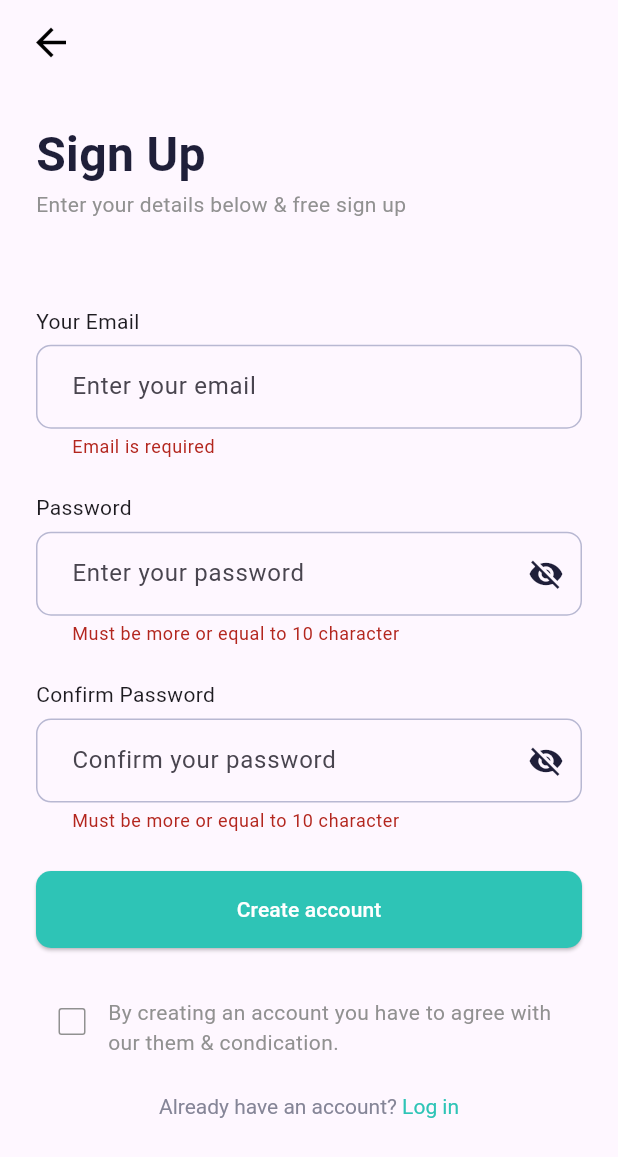
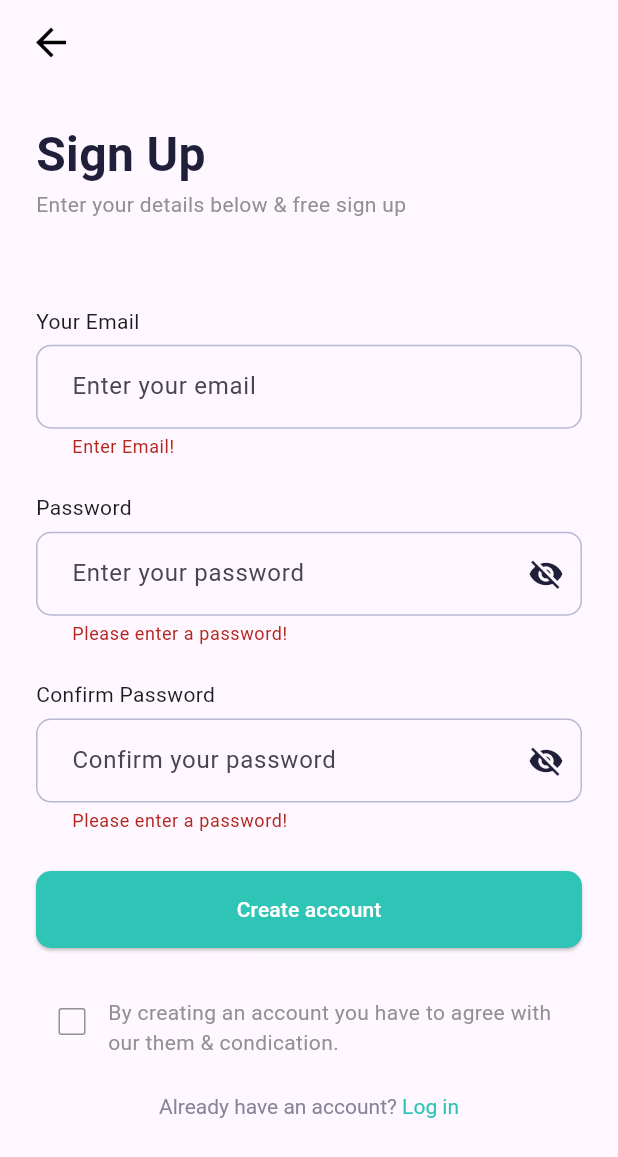
Before and after one commit to Alvin557/StudyBuddy, a Flutter app: the SignUpScreen screen opened by its route, after a tap on "Create account", on a phone screen of 412 x 824 dp. Shown: the top 1157 px of the screen. Run offline on Flutter 3.47's test engine with Material 3 defaults, Android fonts, the phone set to English and light mode, and no system bars; our stand-ins replace bloc, confetti, equatable, flutter_bloc, flutter_screenutil, loading_animation_widget and 1 more; accounts and stored records are empty.

Commit message:
form validation using bloc

```diff
--- a/lib/config/route.dart
+++ b/lib/config/route.dart
@@ -1,6 +1,6 @@
 import 'package:flutter/material.dart';
-import 'package:study_buddy/screens/auth/signup.dart';
-import 'package:study_buddy/screens/auth/success.dart';
+import '../screens/auth/signup.dart';
+import '../screens/auth/success.dart';
 import '../screens/auth/login.dart';
 import '../screens/welcome/splash_screen/splash_screen.dart';
 import '../const/route_const.dart';
@@ -14,9 +14,9 @@ class StudyBuddyRoute {
       case splashScreenRoute:
         return _getPageRoute(const SplashScreen());
       case loginScreenRoute:
-        return _getPageRoute(const LoginScreen());
+        return _getPageRoute(LoginScreen());
       case signUpScreenRoute:
-        return _getPageRoute(const SignUpScreen());
+        return _getPageRoute(SignUpScreen());
       case successScreenRoute:
         return _getPageRoute(const SuccessScreen());
     }
--- /dev/null
+++ b/lib/screens/auth/bloc/email_textfield_bloc/email_text_field_bloc.dart
@@ -0,0 +1,29 @@
+import 'package:bloc/bloc.dart';
+import 'package:equatable/equatable.dart';
+import 'package:flutter/material.dart';
+
+part 'email_text_field_event.dart';
+part 'email_text_field_state.dart';
+
+class EmailTextFieldBloc
+    extends Bloc<EmailTextFieldEvent, EmailTextFieldState> {
+  EmailTextFieldBloc() : super(const EmailTextFieldInitial(value: null)) {
+    on<ValidateEmailEvent>((event, emit) async {
+      bool isEmailValid(String email) {
+        // Basic email validation using regex
+        // You can implement more complex validation if needed
+        return RegExp(r'^[\w-\.]+@[a-zA-Z]+\.[a-zA-Z]{2,}$').hasMatch(email);
+      }
+
+      if (event.email == null) {
+        emit(const EmailTextFieldInitial(value: null));
+      } else if (event.email!.isEmpty) {
+        emit(const EmailValidationError(value: "Enter Email!"));
+      } else if (!isEmailValid(event.email!)) {
+        emit(const EmailValidationError(value: "Please Enter Valid Email!"));
+      } else {
+        emit(const EmailValidationSuccess(value: null));
+      }
+    });
+  }
+}
--- /dev/null
+++ b/lib/screens/auth/bloc/email_textfield_bloc/email_text_field_event.dart
@@ -0,0 +1,9 @@
+part of 'email_text_field_bloc.dart';
+
+@immutable
+sealed class EmailTextFieldEvent {}
+
+class ValidateEmailEvent extends EmailTextFieldEvent {
+  final String? email;
+  ValidateEmailEvent({required this.email});
+}
--- /dev/null
+++ b/lib/screens/auth/bloc/email_textfield_bloc/email_text_field_state.dart
@@ -0,0 +1,21 @@
+part of 'email_text_field_bloc.dart';
+
+@immutable
+sealed class EmailTextFieldState extends Equatable {
+  final String? value;
+  const EmailTextFieldState({required this.value});
+  @override
+  List<String?> get props => [value];
+}
+
+final class EmailTextFieldInitial extends EmailTextFieldState {
+  const EmailTextFieldInitial({required super.value});
+}
+
+final class EmailValidationSuccess extends EmailTextFieldState {
+  const EmailValidationSuccess({required super.value});
+}
+
+final class EmailValidationError extends EmailTextFieldState {
+  const EmailValidationError({required super.value});
+}
--- /dev/null
+++ b/lib/screens/auth/bloc/password_textfield_bloc/bloc/password_field_bloc.dart
@@ -0,0 +1,33 @@
+import 'package:bloc/bloc.dart';
+import 'package:equatable/equatable.dart';
+
+part 'password_field_bloc_event.dart';
+part 'password_field_bloc_state.dart';
+
+class PasswordFieldBloc
+    extends Bloc<PasswordFieldBlocEvent, PasswordFieldBlocState> {
+  PasswordFieldBloc() : super(const PasswordFieldBlocInitial(value: null)) {
+    on<ValidPasswordEvent>((event, emit) {
+      if (event.password == null) {
+        emit(const PasswordFieldBlocInitial(value: null));
+      } else if (event.password!.isEmpty) {
+        emit(const PasswordFieldError(value: 'Please enter a password!'));
+      } else {
+        emit(const PasswordFieldSuccess(value: null));
+      }
+    });
+  }
+}
+
+class PasswordIconBloc
+    extends Bloc<PasswordIconBlocEvent, PasswordIconBlocState> {
+  PasswordIconBloc()
+      : super(const PasswordIconInitialState(clickedState: false)) {
+    on<PasswordIconClickedEvent>(
+      (event, emit) {
+        print(event.state);
+        emit(PasswordIconClickedState(clickedState: event.state));
+      },
+    );
+  }
+}
--- /dev/null
+++ b/lib/screens/auth/bloc/password_textfield_bloc/bloc/password_field_bloc_event.dart
@@ -0,0 +1,25 @@
+part of 'password_field_bloc.dart';
+
+sealed class PasswordFieldBlocEvent extends Equatable {
+  const PasswordFieldBlocEvent();
+
+  @override
+  List<Object> get props => [];
+}
+
+class ValidPasswordEvent extends PasswordFieldBlocEvent {
+  final String? password;
+  const ValidPasswordEvent({required this.password});
+}
+
+class PasswordIconBlocEvent extends Equatable {
+  const PasswordIconBlocEvent();
+
+  @override
+  List<Object?> get props => [];
+}
+
+class PasswordIconClickedEvent extends PasswordIconBlocEvent {
+  final bool? state;
+  const PasswordIconClickedEvent({required this.state});
+}
--- /dev/null
+++ b/lib/screens/auth/bloc/password_textfield_bloc/bloc/password_field_bloc_state.dart
@@ -0,0 +1,42 @@
+part of 'password_field_bloc.dart';
+
+sealed class PasswordFieldBlocState extends Equatable {
+  final String? value;
+  const PasswordFieldBlocState({required this.value});
+
+  @override
+  List<String?> get props => [value];
+}
+
+final class PasswordFieldBlocInitial extends PasswordFieldBlocState {
+  const PasswordFieldBlocInitial({required super.value});
+}
+
+final class PasswordFieldError extends PasswordFieldBlocState {
+  const PasswordFieldError({required super.value});
+}
+
+final class PasswordFieldSignUpError extends PasswordFieldBlocState {
+  const PasswordFieldSignUpError({required super.value});
+}
+
+final class PasswordFieldSuccess extends PasswordFieldBlocState {
+  const PasswordFieldSuccess({required super.value});
+}
+
+class PasswordIconBlocState extends Equatable {
+  final bool? clickedState;
+
+  const PasswordIconBlocState({required this.clickedState});
+
+  @override
+  List<bool?> get props => [clickedState];
+}
+
+class PasswordIconClickedState extends PasswordIconBlocState {
+  const PasswordIconClickedState({required super.clickedState});
+}
+
+class PasswordIconInitialState extends PasswordIconBlocState {
+  const PasswordIconInitialState({required super.clickedState});
+}
--- /dev/null
+++ b/lib/screens/auth/bloc/submit_button/bloc/click_submit_button_bloc.dart
@@ -0,0 +1,49 @@
+import 'package:bloc/bloc.dart';
+import 'package:equatable/equatable.dart';
+
+part 'click_submit_button_event.dart';
+part 'click_submit_button_state.dart';
+
+class ClickSubmitButtonBloc
+    extends Bloc<ClickSubmitButtonEvent, ClickSubmitButtonState> {
+  ClickSubmitButtonBloc() : super(ClickSubmitButtonInitial()) {
+    on<ClickSubmitButtonEvent>((event, emit) {
+      bool isEmailValid(String email) {
+        // Basic email validation using regex
+        // You can implement more complex validation if needed
+        return RegExp(r'^[\w-\.]+@[a-zA-Z]+\.[a-zA-Z]{2,}$').hasMatch(email);
+      }
+
+      if (event.confirmPassword == event.password &&
+          event.email!.isNotEmpty &&
+          isEmailValid(event.email!)) {
+        emit(ClickSubmitSuccess());
+      }
+    });
+  }
+}
+
+class ClickLoginSubmitButtonBloc
+    extends Bloc<ClickLoginSubmitButtonEvent, ClickLoginSubmitButtonState> {
+  ClickLoginSubmitButtonBloc() : super(ClickLoginSubmitButtonInitial()) {
+    on<ClickLoginSubmitButtonEvent>((event, emit) {
+      bool incorrectCredential = false;
+      const loginEmail = "sudip@gmail.com";
+      const loginPasword = "sudip@123456";
+      bool isEmailValid(String email) {
+        // Basic email validation using regex
+        // You can implement more complex validation if needed
+        return RegExp(r'^[\w-\.]+@[a-zA-Z]+\.[a-zA-Z]{2,}$').hasMatch(email);
+      }
+
+      if (loginEmail == event.email && loginPasword == event.password) {
+      } else if (event.email!.isEmpty ||
+          event.password!.isEmpty ||
+          !isEmailValid(event.email!)) {
+        emit(CLickLoginSubmitButtonError(success: incorrectCredential));
+      } else {
+        emit(CLickLoginSubmitButtonError(success: !incorrectCredential));
+      }
+    });
+  }
+}
--- /dev/null
+++ b/lib/screens/auth/bloc/submit_button/bloc/click_submit_button_event.dart
@@ -0,0 +1,35 @@
+part of 'click_submit_button_bloc.dart';
+
+sealed class ClickSubmitButtonEvent extends Equatable {
+  final String? email;
+  final String? password;
+  final String? confirmPassword;
+
+  const ClickSubmitButtonEvent(
+      {required this.email, required this.password, this.confirmPassword});
+
+  @override
+  List<Object?> get props => [email, password, confirmPassword];
+}
+
+class ClickLoginSubmitButtonEvent extends Equatable {
+  final String? email;
+  final String? password;
+
+  const ClickLoginSubmitButtonEvent(
+      {required this.email, required this.password});
+
+  @override
+  List<Object?> get props => [email, password];
+}
+
+class ClickSubmit extends ClickSubmitButtonEvent {
+  const ClickSubmit(
+      {required super.email,
+      required super.password,
+      required super.confirmPassword});
+}
+
+class ClickLoginSubmit extends ClickLoginSubmitButtonEvent {
+  const ClickLoginSubmit({required super.email, required super.password});
+}
--- /dev/null
+++ b/lib/screens/auth/bloc/submit_button/bloc/click_submit_button_state.dart
@@ -0,0 +1,29 @@
+part of 'click_submit_button_bloc.dart';
+
+sealed class ClickSubmitButtonState extends Equatable {
+  const ClickSubmitButtonState();
+
+  @override
+  List<Object> get props => [];
+}
+
+final class ClickSubmitButtonInitial extends ClickSubmitButtonState {}
+
+final class ClickSubmitSuccess extends ClickSubmitButtonState {}
+
+sealed class ClickLoginSubmitButtonState extends Equatable {
+  @override
+  List<bool?> get props => [false];
+}
+
+final class ClickLoginSubmitButtonInitial extends ClickLoginSubmitButtonState {}
+
+final class CLickLoginSubmitButtonError extends ClickLoginSubmitButtonState {
+  final bool? success;
+  CLickLoginSubmitButtonError({required this.success});
+
+  @override
+  List<bool?> get props => [success];
+}
+
+final class ClickLoginSubmitSuccess extends ClickLoginSubmitButtonState {}
--- a/lib/screens/auth/signup.dart
+++ b/lib/screens/auth/signup.dart
@@ -1,54 +1,32 @@
 import 'package:flutter/gestures.dart';
 import 'package:flutter/material.dart';
-import 'package:study_buddy/const/route_const.dart';
-import 'package:study_buddy/screens/auth/login.dart';
+import 'package:flutter_bloc/flutter_bloc.dart';
+import 'bloc/email_textfield_bloc/email_text_field_bloc.dart';
+import 'bloc/submit_button/bloc/click_submit_button_bloc.dart';
+import '../../const/route_const.dart';
+import 'bloc/password_textfield_bloc/bloc/password_field_bloc.dart';
+import 'login.dart';
 
 import 'widgets/email_textfield.dart';
 import 'widgets/password_textfield.dart';
 
-class SignUpScreen extends StatefulWidget {
-  const SignUpScreen({super.key});
+class SignUpScreen extends StatelessWidget {
+  SignUpScreen({super.key});
 
-  @override
-  State<SignUpScreen> createState() => _SignUpScreenState();
-}
+  final _formKey = GlobalKey<FormState>();
 
-class _SignUpScreenState extends State<SignUpScreen> {
-  final _formKey = GlobalKey<FormState>();
   final TextEditingController _emailController = TextEditingController();
+
   final TextEditingController _passwordController = TextEditingController();
-  String? _emailErrorText;
-
-  String? _validateEmail(String? value) {
-    if (value!.isEmpty) {
-      return 'Email is required';
-    } else if (!isEmailValid(value)) {
-      return 'Enter a valid email address';
-    } else {
-      return null;
-    }
-  }
-
-  String? _validatePassword(String? value) {
-    if (value!.length < 10) {
-      return 'Must be more or equal to 10 character';
-    }
-  }
-
-  bool isEmailValid(String email) {
-    // Basic email validation using regex
-    // You can implement more complex validation if needed
-    return RegExp(r'^[\w-\.]+@[a-zA-Z]+\.[a-zA-Z]{2,}$').hasMatch(email);
-  }
-
-  void _submitForm() {
-    if (_formKey.currentState!.validate()) {
-      Navigator.pushNamed(context, successScreenRoute);
-    }
-  }
+  final TextEditingController _confirmPasswordController =
+      TextEditingController();
 
   @override
   Widget build(BuildContext context) {
+    context.read<EmailTextFieldBloc>().add(ValidateEmailEvent(email: null));
+    context
+        .read<PasswordFieldBloc>()
+        .add(const ValidPasswordEvent(password: null));
     return Scaffold(
       appBar: AppBar(
         automaticallyImplyLeading: false,
@@ -95,8 +73,6 @@ class _SignUpScreenState extends State<SignUpScreen> {
                 ),
                 EmailTextfield(
                   controller: _emailController,
-                  errorTextValidator: _validateEmail,
-                  errorText: _emailErrorText,
                 ),
                 const SizedBox(
                   height: 22.81,
@@ -108,7 +84,6 @@ class _SignUpScreenState extends State<SignUpScreen> {
                 PasswordTextfield(
                   text: "Enter your password",
                   controller: _passwordController,
-                  errorTextValidator: _validatePassword,
                 ),
                 const SizedBox(
                   height: 22.81,
@@ -119,8 +94,7 @@ class _SignUpScreenState extends State<SignUpScreen> {
                 ),
                 PasswordTextfield(
                   text: "Confirm your password",
-                  controller: _passwordController,
-                  errorTextValidator: _validatePassword,
+                  controller: _confirmPasswordController,
                 ),
                 const SizedBox(
                   height: 12.81,
@@ -128,7 +102,9 @@ class _SignUpScreenState extends State<SignUpScreen> {
                 const SizedBox(
                   height: 12.81,
                 ),
-                SizedBox(
+                BlocBuilder<ClickSubmitButtonBloc, ClickSubmitButtonState>(
+                  builder: (context, state) {
+                    return SizedBox(
                       height: 51.26,
                       width: MediaQuery.of(context).size.width,
                       child: ElevatedButton(
@@ -137,12 +113,32 @@ class _SignUpScreenState extends State<SignUpScreen> {
                               shape: RoundedRectangleBorder(
                                   borderRadius: BorderRadius.circular(10))),
                           onPressed: () {
-                        _submitForm();
+                            context.read<ClickSubmitButtonBloc>().add(
+                                ClickSubmit(
+                                    confirmPassword:
+                                        _confirmPasswordController.text,
+                                    password: _passwordController.text,
+                                    email: _emailController.text));
+                            context.read<EmailTextFieldBloc>().add(
+                                ValidateEmailEvent(
+                                    email: _emailController.text));
+                            context.read<PasswordFieldBloc>().add(
+                                ValidPasswordEvent(
+                                    password: _emailController.text));
+                            context.read<PasswordFieldBloc>().add(
+                                ValidPasswordEvent(
+                                    password: _confirmPasswordController.text));
+                            if (state is ClickSubmitSuccess &&
+                                _formKey.currentState!.validate()) {
+                              Navigator.pushNamed(context, successScreenRoute);
+                            }
                           },
                           child: const Text(
                             "Create account",
                             style: TextStyle(color: Color(0xffffffff)),
                           )),
+                    );
+                  },
                 ),
                 const SizedBox(
                   height: 25,
--- a/lib/screens/auth/widgets/email_textfield.dart
+++ b/lib/screens/auth/widgets/email_textfield.dart
@@ -1,24 +1,25 @@
 import 'package:flutter/material.dart';
+import 'package:flutter_bloc/flutter_bloc.dart';
+
+import '../bloc/email_textfield_bloc/email_text_field_bloc.dart';
 
 class EmailTextfield extends StatelessWidget {
-  final FormFieldValidator<String>? errorTextValidator;
-  final String? errorText;
   final TextEditingController controller;
-  const EmailTextfield(
-      {super.key,
-      required this.errorText,
-      required this.errorTextValidator,
-      required this.controller});
+  const EmailTextfield({
+    super.key,
+    required this.controller,
+  });
 
   @override
   Widget build(BuildContext context) {
+    return BlocBuilder<EmailTextFieldBloc, EmailTextFieldState>(
+      builder: (context, state) {
         return TextFormField(
           key: key,
           controller: controller,
-      validator: errorTextValidator,
           decoration: InputDecoration(
             hintText: "Enter your email ",
-        errorText: errorText,
+            errorText: state.props.first,
             contentPadding:
                 const EdgeInsets.symmetric(horizontal: 20, vertical: 16),
             focusedBorder: OutlineInputBorder(
@@ -35,5 +36,7 @@ class EmailTextfield extends StatelessWidget {
                 borderRadius: BorderRadius.circular(10)),
           ),
         );
+      },
+    );
   }
 }
--- a/lib/screens/auth/widgets/password_textfield.dart
+++ b/lib/screens/auth/widgets/password_textfield.dart
@@ -1,28 +1,37 @@
 import 'package:flutter/material.dart';
+import 'package:flutter_bloc/flutter_bloc.dart';
+
+import '../bloc/password_textfield_bloc/bloc/password_field_bloc.dart';
 
 class PasswordTextfield extends StatelessWidget {
-  final FormFieldValidator<String>? errorTextValidator;
-
   final TextEditingController controller;
   final String text;
   const PasswordTextfield(
-      {super.key,
-      required this.text,
-      this.errorTextValidator,
-      required this.controller});
+      {super.key, required this.text, required this.controller});
 
   @override
   Widget build(BuildContext context) {
+    return BlocBuilder<PasswordFieldBloc, PasswordFieldBlocState>(
+      builder: (context, stateField) {
+        return BlocBuilder<PasswordIconBloc, PasswordIconBlocState>(
+          builder: (context, stateIcon) {
             return TextFormField(
+              key: key,
               controller: controller,
-      validator: errorTextValidator,
-      obscureText: true,
+              obscureText: false,
               decoration: InputDecoration(
-        suffixIcon: const Icon(
-          false ? Icons.visibility : Icons.visibility_off,
-          color: Color(0xff1F1F39),
-        ),
+                suffixIcon: InkWell(
+                    onTap: () => context.read<PasswordIconBloc>().add(
+                        PasswordIconClickedEvent(
+                            state: !stateIcon.clickedState!)),
+                    child: Icon(
+                      stateIcon.clickedState!
+                          ? Icons.visibility
+                          : Icons.visibility_off,
+                      color: const Color(0xff1F1F39),
+                    )),
                 hintText: text,
+                errorText: stateField.value,
                 contentPadding:
                     const EdgeInsets.symmetric(horizontal: 20, vertical: 16),
                 focusedBorder: OutlineInputBorder(
@@ -39,5 +48,9 @@ class PasswordTextfield extends StatelessWidget {
                     borderRadius: BorderRadius.circular(10)),
               ),
             );
+          },
+        );
+      },
+    );
   }
 }
--- a/pubspec.yaml
+++ b/pubspec.yaml
@@ -38,6 +38,10 @@ dependencies:
   flutter_screenutil: ^5.9.0
   shared_preferences: ^2.2.3
   confetti: ^0.7.0
+  bloc: ^8.1.4
+  provider: ^6.1.2
+  flutter_bloc: ^8.1.5
+  equatable: ^2.0.5
 
 dev_dependencies:
   flutter_test:
```
Also changed, not shown: lib/main.dart (+14 -1 lines), lib/screens/auth/login.dart (+42 -65 lines), lib/screens/home/home_screen.dart (added, +10 -0 lines), pubspec.lock. Lines whose indentation alone changed are shown as unchanged.
